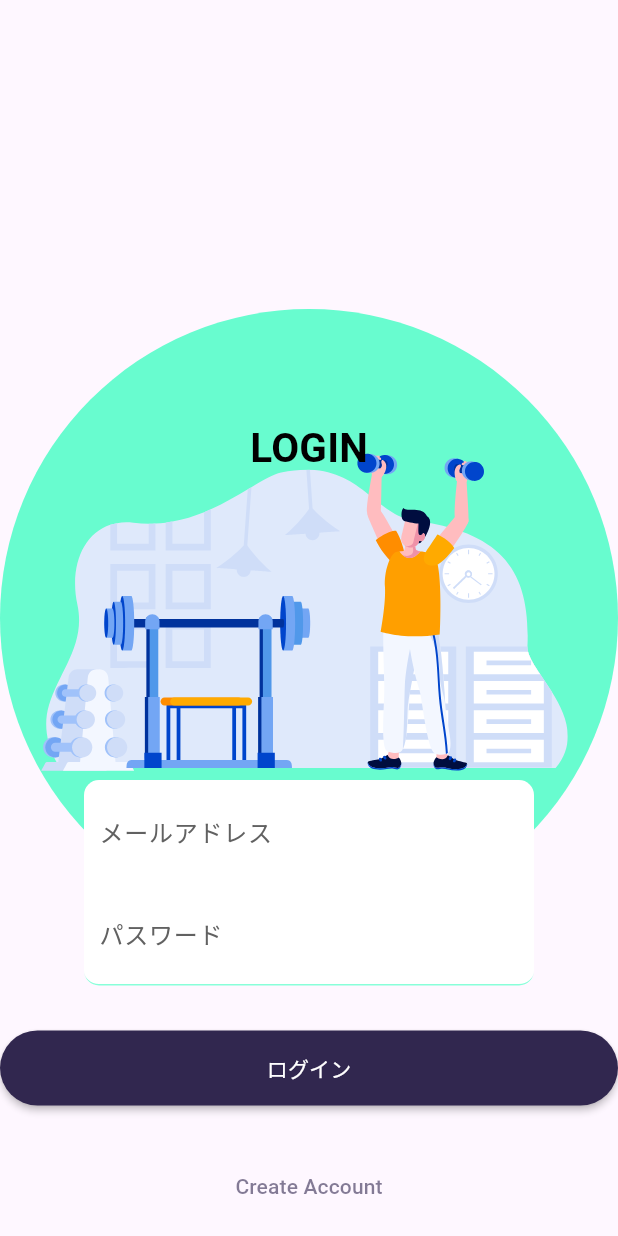
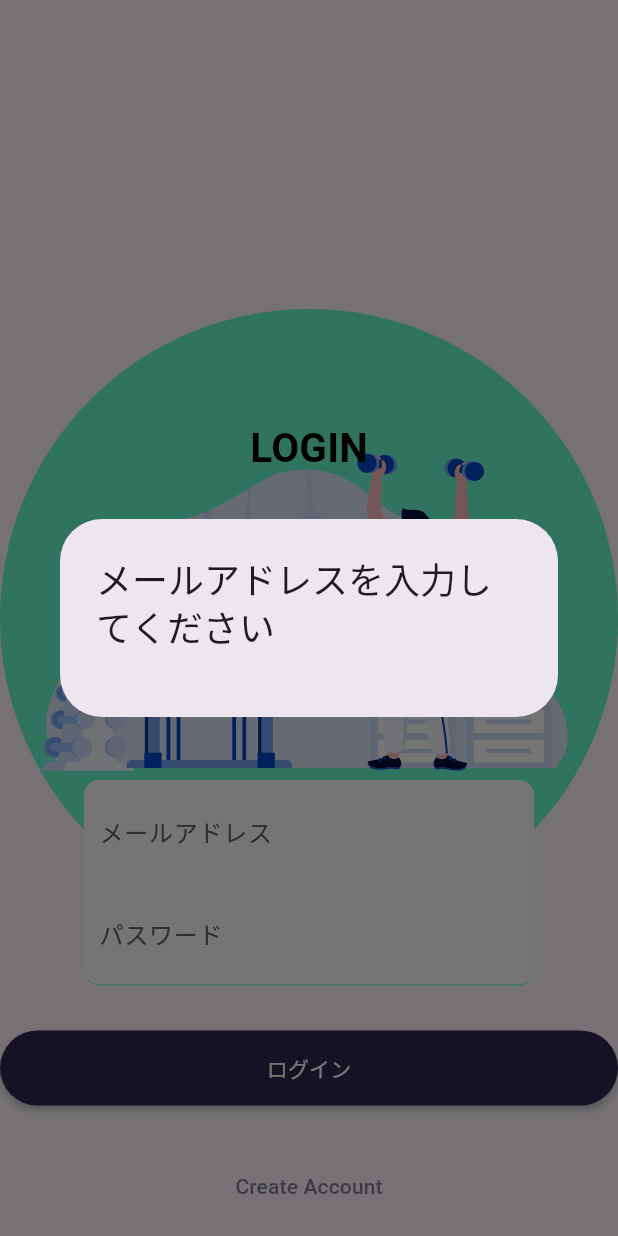
Before and after one commit to boywithdv/training, a Flutter app: the LoginForm screen opened directly, after a tap on "ログイン", on a phone screen of 412 x 824 dp. Run offline on Flutter 3.47's test engine with Material 3 defaults, Android fonts, the phone set to English and light mode, and no system bars; drawn by our look-alikes of animated_background; our stand-ins replace animate_do, cloud_firestore, firebase_auth, firebase_core, lottie; accounts and stored records are empty.

Commit message:
ログイン機能追加

```diff
--- a/lib/components/textfield.dart
+++ b/lib/components/textfield.dart
@@ -19,6 +19,7 @@ class TextFieldForLogin extends StatelessWidget {
       padding: EdgeInsets.all(10),
       width: 300,
       child: TextField(
+        onChanged: onChanged,
         obscureText: pw,
         controller: textController,
         decoration: InputDecoration(
--- a/lib/views/Page/Form.dart
+++ b/lib/controller/Auth/LoginForm.dart
@@ -1,8 +1,7 @@
 import 'package:flutter/material.dart';
 import 'package:training/Lottie/LottieFiles.dart';
 import 'package:training/components/backgroundAnimation.dart';
-import 'package:training/Organisms/textfieldState.dart';
-import 'package:training/views/Page/RegisterForm.dart';
+import 'package:training/controller/Auth/LoginPage.dart';
 
 class LoginForm extends StatefulWidget {
   const LoginForm({super.key});
@@ -14,21 +13,11 @@ class LoginForm extends StatefulWidget {
 class _BackGroundState extends State<LoginForm> {
   //これをtrueにすることでアカウント作成フォームが作成される
   //これをfalseにすることでログインフォームとなる
-  bool newAccountFlg = false;
   @override
   Widget build(BuildContext context) {
     return Scaffold(
       body: Stack(
-        children: [
-          BackgroundAnimation(),
-          AnimatedSwitcher(
-            duration: Duration(milliseconds: 500),
-            child: newAccountFlg ? null : LottieFiles(),
-          ),
-          AnimatedSwitcher(
-              duration: Duration(milliseconds: 500),
-              child: newAccountFlg ? RegisterForm() : LoginPage())
-        ],
+        children: [BackgroundAnimation(), LottieFiles(), LoginPage()],
       ),
     );
   }
--- a/lib/controller/Auth/LoginModel.dart
+++ /dev/null
@@ -1,49 +0,0 @@
-import 'package:flutter/material.dart';
-import 'package:firebase_auth/firebase_auth.dart';
-
-class LoginModel extends ChangeNotifier {
-  final titleController = TextEditingController();
-  final authorController = TextEditingController();
-
-  String? email;
-  String? password;
-
-  bool isLoading = false;
-
-  void startLoading() {
-    isLoading = true;
-    notifyListeners();
-  }
-
-  void endLoading() {
-    isLoading = false;
-    notifyListeners();
-  }
-
-  void setEmail(String email) {
-    this.email = email;
-    notifyListeners();
-  }
-
-  void setPassword(String password) {
-    this.password = password;
-    notifyListeners();
-  }
-
-  Future login() async {
-    this.email = titleController.text;
-    this.password = authorController.text;
-    //emai;とパスワードがnullである
-    print(email);
-    print(password);
-    if (email != null && password != null) {
-      // ログイン
-      //ここがエラーになる
-      await FirebaseAuth.instance
-          .signInWithEmailAndPassword(email: email!, password: password!);
-      final currentUser = FirebaseAuth.instance.currentUser;
-      final uid = currentUser!.uid;
-      print("ログイン成功しました。");
-    }
-  }
-}
--- a/lib/Organisms/textfieldState.dart
+++ b/lib/controller/Auth/LoginPage.dart
@@ -2,15 +2,15 @@ import 'package:animate_do/animate_do.dart';
 import 'package:flutter/material.dart';
 import 'package:provider/provider.dart';
 import 'package:training/components/textfield.dart';
-import 'package:training/controller/Auth/LoginModel.dart';
-import 'package:training/views/Page/RegisterForm.dart';
+import 'package:training/controller/models/LoginModel.dart';
+import 'package:training/controller/Auth/RegisterForm.dart';
 
 class LoginPage extends StatelessWidget {
-  String mail = '';
-  String password = '';
   // TextEditingControllerの作成
-  TextEditingController _nameController = TextEditingController();
+  TextEditingController _mailController = TextEditingController();
   TextEditingController _passwordController = TextEditingController();
+
+  LoginPage({super.key});
 
   @override
   Widget build(BuildContext context) {
@@ -59,16 +59,16 @@ class LoginPage extends StatelessWidget {
                           child: Column(
                             children: <Widget>[
                               TextFieldForLogin(
-                                onChanged: (newValue) {
-                                  model.setEmail(newValue);
+                                onChanged: (text) {
+                                  model.mail = text;
                                 },
-                                textController: _nameController,
+                                textController: _mailController,
                                 hinttext: "メールアドレス",
                                 pw: false,
                               ),
                               TextFieldForLogin(
-                                onChanged: (newValue) {
-                                  model.setPassword(newValue);
+                                onChanged: (text) {
+                                  model.password = text;
                                 },
                                 textController: _passwordController,
                                 hinttext: "パスワード",
@@ -84,8 +84,14 @@ class LoginPage extends StatelessWidget {
                   FadeInUp(
                       duration: Duration(milliseconds: 1900),
                       child: MaterialButton(
-                        onPressed: () {
-                          //Logind();
+                        onPressed: () async {
+                          try {
+                            await model.login();
+                            _showDialog(context, "ログインしました。");
+                          } catch (e) {
+                            print(e);
+                            _showDialog(context, e.toString());
+                          }
                         },
                         color: Color.fromRGBO(49, 39, 79, 1),
                         shape: RoundedRectangleBorder(
@@ -93,21 +99,10 @@ class LoginPage extends StatelessWidget {
                         ),
                         height: 50,
                         child: Center(
-                            child: TextButton(
-                                child: Text(
-                                  'ログイン',
-                                  style: TextStyle(color: Colors.white),
-                                ),
-                                onPressed: () async {
-                                  try {
-                                    await model.login();
-                                    print("ログイン成功");
-                                  } catch (e) {
-                                    print("エラー" + e.toString());
-                                  } finally {
-                                    print("finally");
-                                  }
-                                })),
+                            child: Text(
+                          "ログイン",
+                          style: TextStyle(color: Colors.white),
+                        )),
                       )),
                   SizedBox(
                     height: 30,
@@ -136,4 +131,15 @@ class LoginPage extends StatelessWidget {
       ),
     );
   }
+
+  void _showDialog(BuildContext context, String title) {
+    showDialog(
+        context: context,
+        builder: (BuildContext contxt) {
+          return AlertDialog(
+            title: Text(title),
+            actions: [],
+          );
+        });
+  }
 }
--- /dev/null
+++ b/lib/controller/models/LoginModel.dart
@@ -0,0 +1,28 @@
+import 'package:cloud_firestore/cloud_firestore.dart';
+import 'package:firebase_auth/firebase_auth.dart';
+import 'package:flutter/material.dart';
+
+class LoginModel extends ChangeNotifier {
+  String mail = '';
+  String password = '';
+
+  final FirebaseAuth _auth = FirebaseAuth.instance;
+
+  Future login() async {
+    if (mail.isEmpty) {
+      throw ('メールアドレスを入力してください');
+    }
+
+    if (password.isEmpty) {
+      throw ('パスワードを入力してください');
+    }
+
+    // todo
+    final result = await _auth.signInWithEmailAndPassword(
+      email: mail,
+      password: password,
+    );
+    final uid = result.user!.uid;
+    // TODO 端末に保存
+  }
+}
--- a/lib/main.dart
+++ b/lib/main.dart
@@ -1,8 +1,8 @@
 import 'package:flutter/material.dart';
 import 'package:training/firebase_options.dart';
-import 'package:training/views/Page/Form.dart';
+import 'package:training/controller/Auth/LoginForm.dart';
 import 'package:firebase_core/firebase_core.dart';
-import 'package:training/views/Page/RegisterForm.dart';
+import 'package:training/controller/Auth/RegisterForm.dart';
 
 void main() async {
   WidgetsFlutterBinding.ensureInitialized();
--- a/lib/views/Page/LoginForm.dart
+++ /dev/null
@@ -1,35 +0,0 @@
-import 'package:flutter/material.dart';
-import 'package:training/Lottie/LottieFiles.dart';
-import 'package:training/components/backgroundAnimation.dart';
-import 'package:training/Organisms/textfieldState.dart';
-import 'package:training/views/Page/RegisterForm.dart';
-
-class LoginForm extends StatefulWidget {
-  const LoginForm({super.key});
-
-  @override
-  State<LoginForm> createState() => _BackGroundState();
-}
-
-class _BackGroundState extends State<LoginForm> {
-  //これをtrueにすることでアカウント作成フォームが作成される
-  //これをfalseにすることでログインフォームとなる
-  bool newAccountFlg = false;
-  @override
-  Widget build(BuildContext context) {
-    return Scaffold(
-      body: Stack(
-        children: [
-          BackgroundAnimation(),
-          AnimatedSwitcher(
-            duration: Duration(milliseconds: 500),
-            child: newAccountFlg ? null : LottieFiles(),
-          ),
-          AnimatedSwitcher(
-              duration: Duration(milliseconds: 500),
-              child: newAccountFlg ? RegisterForm() : LoginForm())
-        ],
-      ),
-    );
-  }
-}
```
Also changed, not shown: lib/controller/Auth/RegisterForm.dart (renamed from lib/views/Page/RegisterFormless.dart, +10 -7 lines), lib/views/Page/RegisterForm.dart (deleted, +0 -18 lines), lib/controller/models/RegisterModel.dart (renamed from lib/controller/Auth/RegisterModel.dart).
